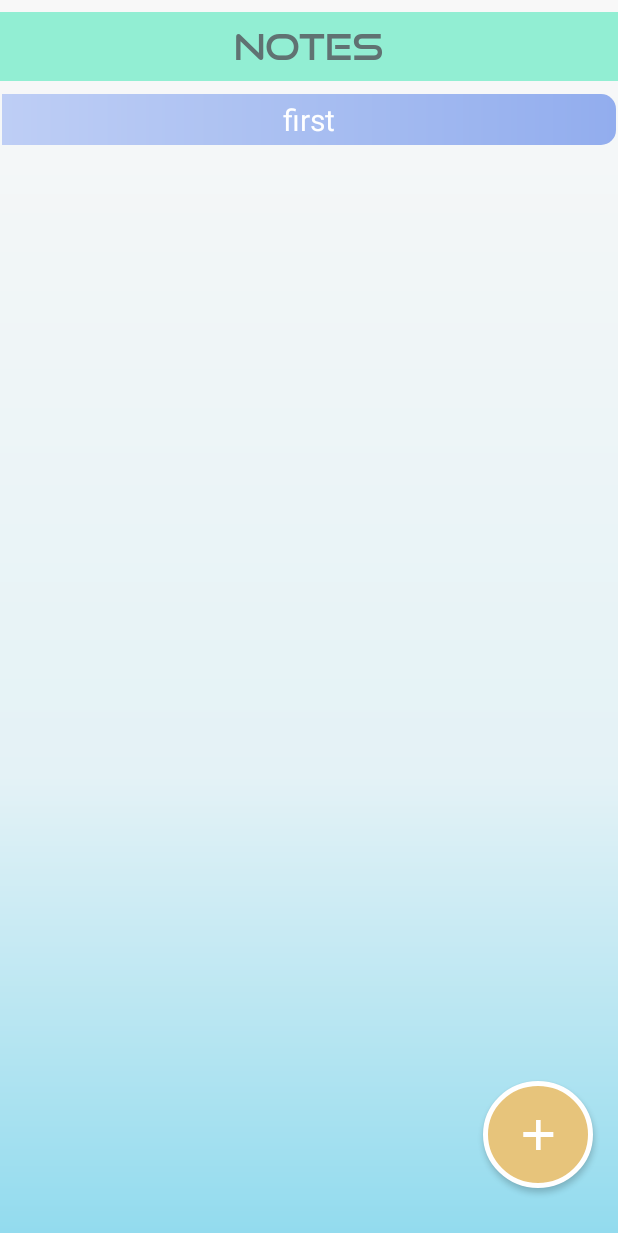
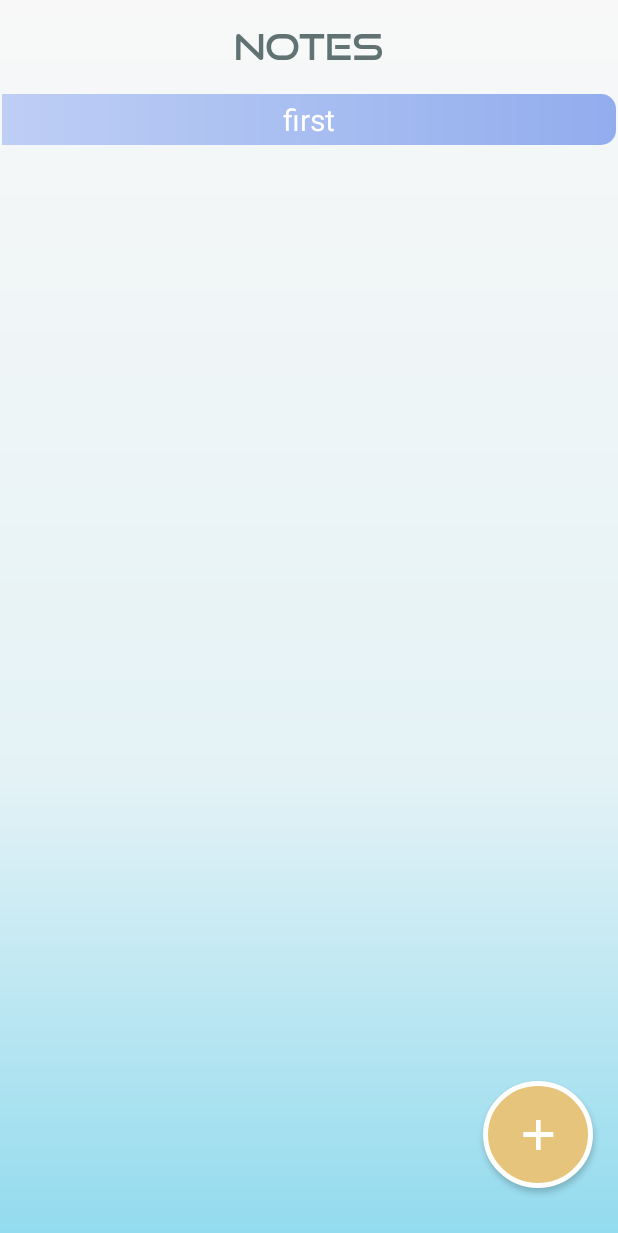
Before and after one commit to kitsune0100/NotesApp, an Android app: the screen it shows after launch (MainActivity), on a phone screen of 412 x 824 dp. Shown: the top 1233 px of the screen. Run offline under Robolectric (Android 15) with nearby library versions, the phone set to English and light mode, and no system bars.

Commit message:
3rd commit, added titlebox.xml

```diff
--- a/app/src/main/res/layout/activity_main.xml
+++ b/app/src/main/res/layout/activity_main.xml
@@ -29,7 +29,6 @@
         android:layout_width="0dp"
         android:layout_height="46dp"
         android:layout_marginTop="8dp"
-        android:background="#92EED3"
         android:fontFamily="@font/goodtimesfont"
         android:gravity="center"
         android:text="NOTES"
```
Also changed, not shown: app/src/main/java/com/test/notes/MainActivity.java (+1 -1 lines), app/src/main/java/com/test/notes/newnote.java (+1 -3 lines).
